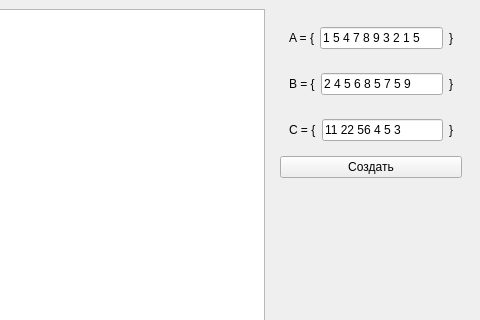
This is mainwindow.ui in baseoleph/euler_diagram as Qt 5 draws it before an edit; both pictures show x 320 to 800 and y 0 to 320 of the 800 by 600 pixel window. The edited form follows.
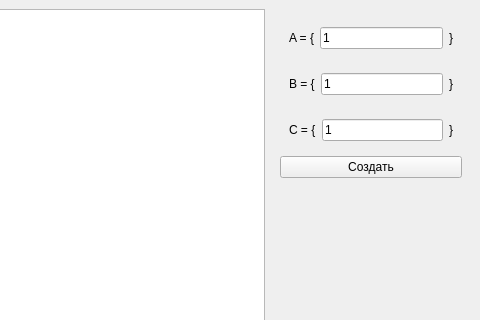
This is the edited form.

What changed in the file:
```diff
--- a/mainwindow.ui
+++ b/mainwindow.ui
@@ -40,7 +40,7 @@
           <item>
            <widget class="QLineEdit" name="lineEdit_a">
             <property name="text">
-             <string>1 5 4 7 8 9 3 2 1 5</string>
+             <string>1</string>
             </property>
            </widget>
           </item>
@@ -67,7 +67,7 @@
           <item>
            <widget class="QLineEdit" name="lineEdit_b">
             <property name="text">
-             <string>2 4 5 6 8 5 7 5 9</string>
+             <string>1</string>
             </property>
            </widget>
           </item>
@@ -94,7 +94,7 @@
           <item>
            <widget class="QLineEdit" name="lineEdit_c">
             <property name="text">
-             <string>11 22 56 4 5 3</string>
+             <string>1</string>
             </property>
            </widget>
           </item>
```
